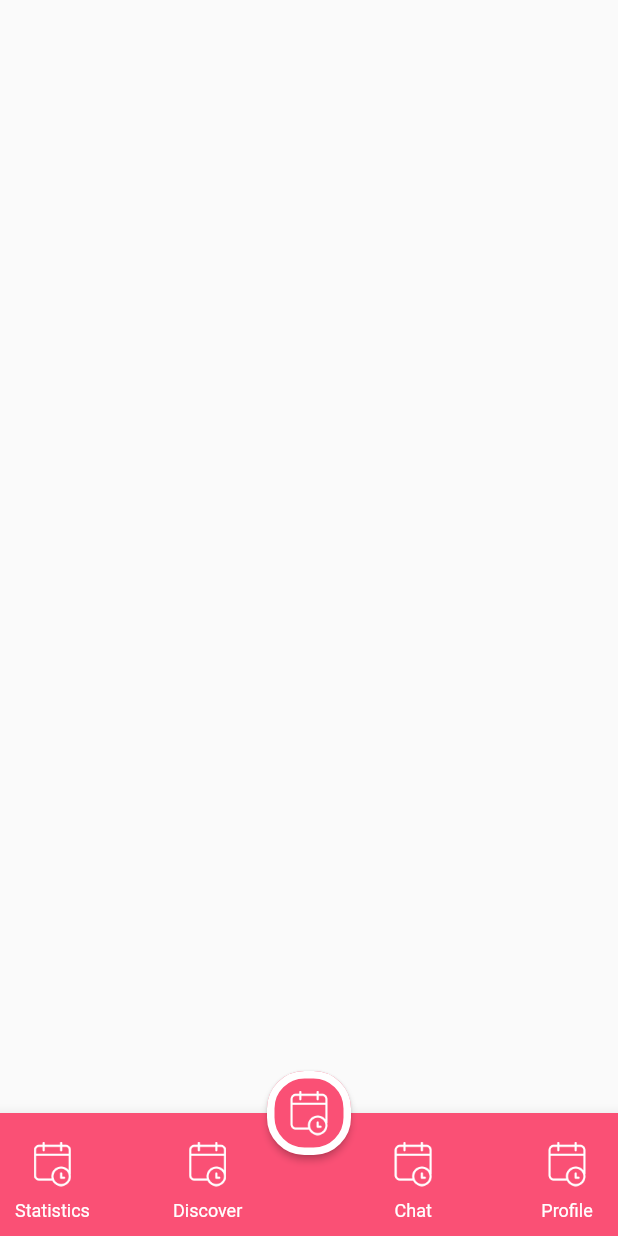
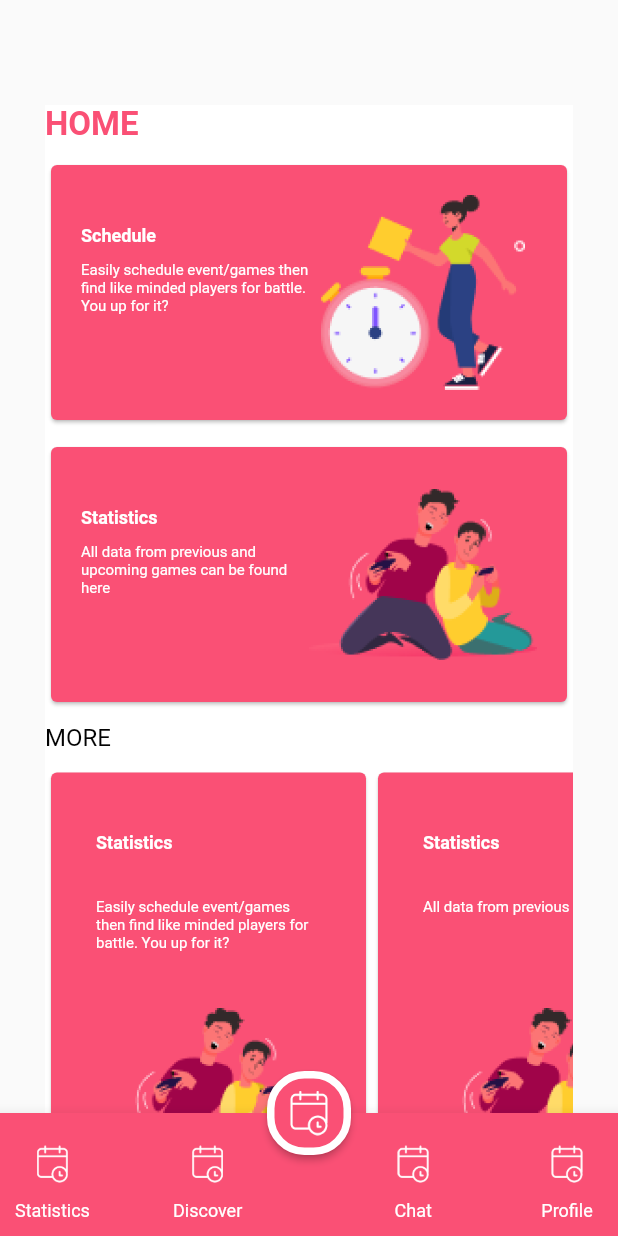
Before and after one commit to Arthas-Fung/pan_asia_tech, a Flutter app: the HomeRoute screen opened directly, on a phone screen of 412 x 824 dp. Run offline on Flutter 3.47's test engine with Material 2 defaults, Android fonts, the phone set to English and light mode, and no system bars; our stand-ins replace bloc, dio, equatable, flutter_bloc, logger, retrofit and 1 more; generated files the repository leaves out were written again.

Commit message:
update home page

```diff
--- a/lib/module/home/home_page.dart
+++ b/lib/module/home/home_page.dart
@@ -1,5 +1,7 @@
 import 'package:flutter/material.dart';
 import 'package:panasiatech/widgets/BottomTabItem.dart';
+import 'package:panasiatech/widgets/HomeColumnItem.dart';
+import 'package:panasiatech/widgets/HomeRowItem.dart';
 
 class HomeRoute extends StatefulWidget {
   HomeRoute({ Key key }) : super(key: key);
@@ -18,13 +20,67 @@ class _HomeRouteState extends State<HomeRoute> {
   @override
   Widget build(BuildContext context) {
     return Scaffold(
+//      resizeToAvoidBottomInset: false,
       body: Container(
-        color: Colors.white,
-        child: Column(
-          children: <Widget>[
-
-          ],
-        ),
+          margin: const EdgeInsets.only(left: 30, top: 70, right: 30, bottom: 0),
+          color: Colors.white,
+          child: SingleChildScrollView(
+            scrollDirection: Axis.vertical,
+            child: Column(
+              crossAxisAlignment: CrossAxisAlignment.start,
+              children: <Widget>[
+                Text("HOME",
+                  style: TextStyle(
+                    fontWeight: FontWeight.bold,
+                    color: const Color(0xfffa5075),
+                    fontSize: 22,
+                  ),
+                ),
+                SizedBox(height: 10),
+                HomeColumnItem(
+                  icon: "lib/assets/images/clock.png",
+                  title: "Schedule",
+                  content: "Easily schedule event/games then find like minded players for battle. You up for it?",
+                ),
+                SizedBox(height: 10),
+                HomeColumnItem(
+                  icon: "lib/assets/images/play.png",
+                  title: "Statistics",
+                  content: "All data from previous and upcoming games can be found here",
+                ),
+                SizedBox(height: 10),
+                Text("MORE",
+                  style: TextStyle(
+                    color: const Color(0xff030303),
+                    fontSize: 16,
+                  ),
+                ),
+                SizedBox(height: 10),
+                SingleChildScrollView(
+                    scrollDirection: Axis.horizontal,
+                    child: Row(
+                        children: <Widget>[
+                          HomeRowItem(
+                            icon: "lib/assets/images/play.png",
+                            title: "Statistics",
+                            content: "Easily schedule event/games then find like minded players for battle. You up for it?",
+                          ),
+                          HomeRowItem(
+                            icon: "lib/assets/images/play.png",
+                            title: "Statistics",
+                            content: "All data from previous",
+                          ),
+                          HomeRowItem(
+                            icon: "lib/assets/images/play.png",
+                            title: "Statistics",
+                            content: "All data from previous and upcoming games can be found here",
+                          ),
+                        ]
+                    )
+                )
+              ],
+            ),
+          )
       ),
       floatingActionButtonLocation: FloatingActionButtonLocation.centerDocked,
       floatingActionButton: FloatingActionButton(
@@ -55,7 +111,6 @@ class _HomeRouteState extends State<HomeRoute> {
             BottomTabItem(icon: "lib/assets/images/schedule.png", text: "Profile",),
           ],
         ),
-//        notchedShape: CircularNotchedRectangle(),
         color: const Color(0xfffa5075),
       ),
     );
--- a/lib/module/login/login_form.dart
+++ b/lib/module/login/login_form.dart
@@ -16,6 +16,8 @@ class _LoginRouteState extends State<LoginFormRoute> {
   LoginBloc _loginBloc;
 
   bool _isHidden = true;
+//  final _emailController = TextEditingController();
+//  final _passwordController = TextEditingController();
   final _emailController = TextEditingController(text: "eve.holt@reqres.in");
   final _passwordController = TextEditingController(text: "cityslicka");
 
@@ -71,7 +73,7 @@ class _LoginRouteState extends State<LoginFormRoute> {
                       TextField(
                         controller: _emailController,
                         decoration: InputDecoration(
-                            hintText: 'Email',
+                          hintText: 'Email',
                         ),
                       ),
                       SizedBox(height: 10),
--- a/lib/widgets/BottomTabItem.dart
+++ b/lib/widgets/BottomTabItem.dart
@@ -14,10 +14,12 @@ class BottomTabItem extends StatelessWidget {
         mainAxisSize: MainAxisSize.min,
         mainAxisAlignment: MainAxisAlignment.center,
         children: <Widget>[
-          IconButton(icon: Image(
-            image: AssetImage(icon),
-            width: 30,
-            height: 30,)
+          IconButton(
+              icon: Image(
+                image: AssetImage(icon),
+                width: 25,
+                height: 25,
+              )
           ),
           Text(text,
               style: TextStyle(
--- /dev/null
+++ b/lib/widgets/HomeColumnItem.dart
@@ -0,0 +1,55 @@
+import 'package:flutter/material.dart';
+
+class HomeColumnItem extends StatelessWidget {
+  final String icon;
+  final String title;
+  final String content;
+
+  HomeColumnItem({@required this.icon, @required this.title, @required this.content});
+
+  @override
+  Widget build(BuildContext context) {
+    return Card(
+        color: const Color(0xfffa5075),
+        child: Container(
+          height: 170,
+          child: Row(
+            crossAxisAlignment: CrossAxisAlignment.stretch,
+            children: <Widget>[
+              Expanded(
+                  child: Container(
+                    margin: const EdgeInsets.only(left: 20, top: 20, right: 0, bottom: 20),
+                    child: Column(
+                      crossAxisAlignment: CrossAxisAlignment.start,
+                      children: <Widget>[
+                        SizedBox(height: 20),
+                        Text(title,
+                            style: TextStyle(
+                                fontWeight: FontWeight.bold,
+                                color: Colors.white,
+                                fontSize: 12
+                            )
+                        ),
+                        SizedBox(height: 10),
+                        Text(content,
+                            style: TextStyle(
+                                color: Colors.white,
+                                fontSize: 10
+                            )
+                        )
+                      ],
+                    ),
+                  )
+              ),
+              Expanded(
+                  child: Container(
+                    margin: const EdgeInsets.only(left: 0, top: 20, right: 20, bottom: 20),
+                    child: Image(image: AssetImage(icon)),
+                  )
+              ),
+            ],
+          ),
+        )
+    );
+  }
+}
--- /dev/null
+++ b/lib/widgets/HomeRowItem.dart
@@ -0,0 +1,52 @@
+import 'package:flutter/material.dart';
+
+class HomeRowItem extends StatelessWidget {
+  final String icon;
+  final String title;
+  final String content;
+
+  HomeRowItem({@required this.icon, @required this.title, @required this.content});
+
+  @override
+  Widget build(BuildContext context) {
+    return Card(
+        color: const Color(0xfffa5075),
+        child: Container(
+          width: 210,
+          height: 290,
+          child: Row(
+            crossAxisAlignment: CrossAxisAlignment.stretch,
+            children: <Widget>[
+              Expanded(
+                child: Container(
+                  margin: const EdgeInsets.only(left: 30, top: 40, right: 30, bottom: 20),
+                  child: Column(
+                    crossAxisAlignment: CrossAxisAlignment.start,
+                    children: <Widget>[
+                      Text(title,
+                          style: TextStyle(
+                              fontWeight: FontWeight.bold,
+                              color: Colors.white,
+                              fontSize: 12
+                          )
+                      ),
+                      SizedBox(height: 30),
+                      Expanded(
+                        child: Text(content,
+                            style: TextStyle(
+                                color: Colors.white,
+                                fontSize: 10
+                            )
+                        ),
+                      ),
+                      Image(image: AssetImage(icon)),
+                    ],
+                  ),
+                ),
+              )
+            ],
+          ),
+        )
+    );
+  }
+}
```
